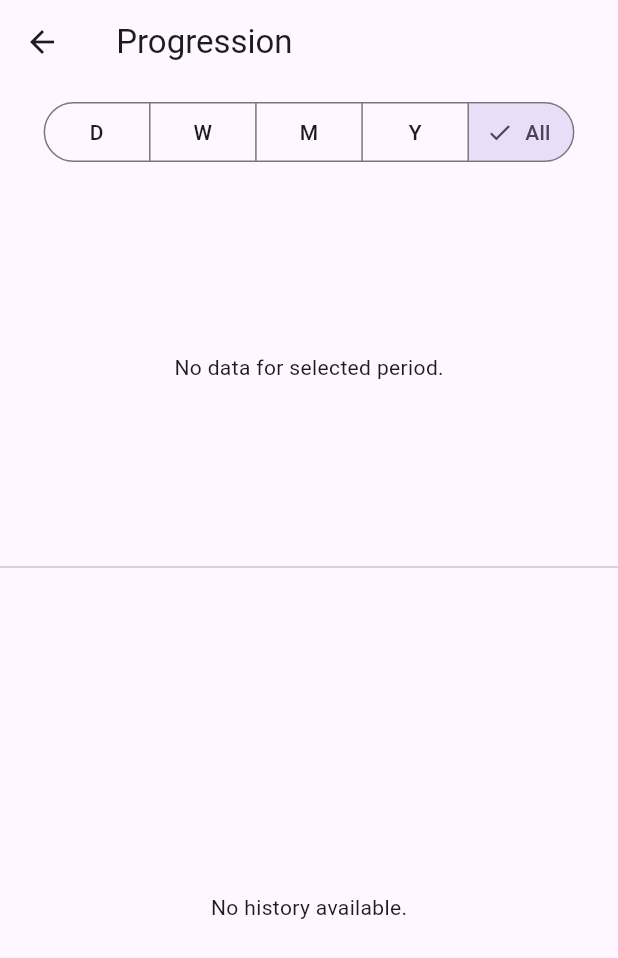
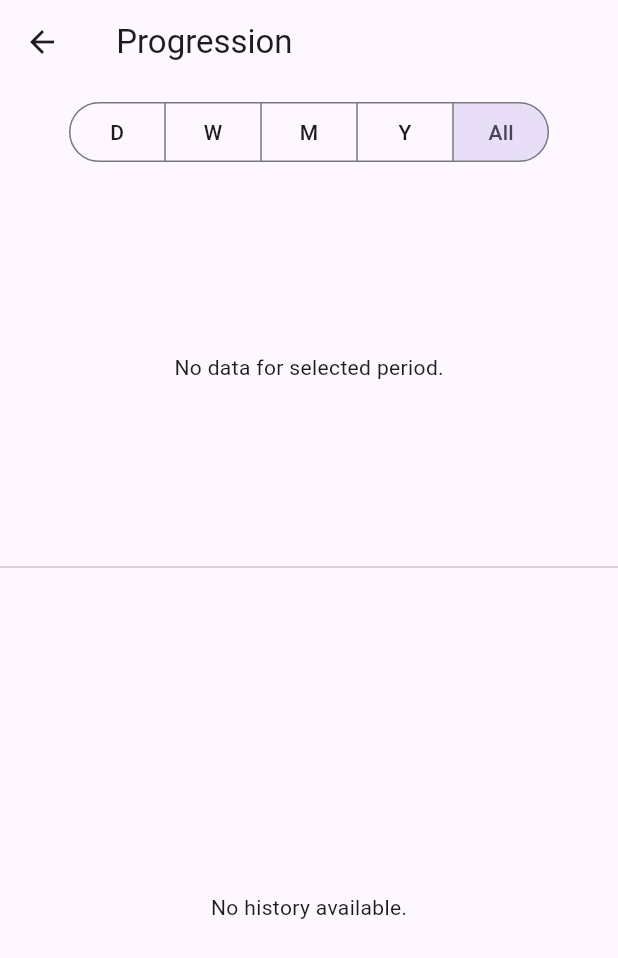
Before and after one commit to xBiohazardx/Pullcrane, a Flutter app: the ExerciseProgressionPage screen opened directly with empty values, on a phone screen of 412 x 824 dp. Shown: the top 958 px of the screen. Run offline on Flutter 3.47's test engine with Material 3 defaults, Android fonts, the phone set to English and light mode, and no system bars; drawn by our look-alikes of dynamic_color; our stand-ins replace file_picker, fl_chart, permission_handler, shared_preferences, sqflite, sqflite_common and 1 more; missing offline and left inert: universal_ble; accounts and stored records are empty.

Commit message:
fix: minor ui tweaks

```diff
--- a/lib/ui/exercises/exercise_progression_page.dart
+++ b/lib/ui/exercises/exercise_progression_page.dart
@@ -172,6 +172,7 @@ class _ExerciseProgressionPageState extends State<ExerciseProgressionPage> {
           Padding(
             padding: const EdgeInsets.symmetric(horizontal: 16.0, vertical: 8.0),
             child: SegmentedButton<TimeFilter>(
+              showSelectedIcon: false,
               segments: const [
                 ButtonSegment(value: TimeFilter.d, label: FittedBox(fit: BoxFit.scaleDown, child: Text('D'))),
                 ButtonSegment(value: TimeFilter.w, label: FittedBox(fit: BoxFit.scaleDown, child: Text('W'))),
--- a/lib/ui/exercises/exercises_page.dart
+++ b/lib/ui/exercises/exercises_page.dart
@@ -38,11 +38,10 @@ class _ExercisesPageState extends State<ExercisesPage> {
       ),
     );
 
-    if (result == null) {
-      return;
+    if (result != null) {
+      await AppStores.exercises.saveExercise(result);
     }
 
-    await AppStores.exercises.saveExercise(result);
     await _reload();
   }
 
--- a/lib/ui/home/home_page.dart
+++ b/lib/ui/home/home_page.dart
@@ -109,7 +109,7 @@ class _HomePageState extends State<HomePage> {
                                 style: Theme.of(context).textTheme.titleMedium,
                               ),
                               const SizedBox(height: 8),
-                              Text('${workout.entries.length} exercise entries'),
+                              Text('${workout.entries.length} exercise entr${workout.entries.length == 1 ? 'y' : 'ies'}'),
                               const SizedBox(height: 12),
                               Align(
                                 alignment: Alignment.centerRight,
--- a/lib/ui/workouts/workouts_page.dart
+++ b/lib/ui/workouts/workouts_page.dart
@@ -84,7 +84,7 @@ class _WorkoutsPageState extends State<WorkoutsPage> {
                     final Workout workout = workouts[index];
                     return ListTile(
                       title: Text(workout.name),
-                      subtitle: Text('${workout.entries.length} exercise entries'),
+                      subtitle: Text('${workout.entries.length} exercise entr${workout.entries.length == 1 ? 'y' : 'ies'}'),
                       trailing: IconButton(
                         icon: const Icon(Icons.delete_outline),
                         onPressed: () => _deleteWorkout(workout),
```
